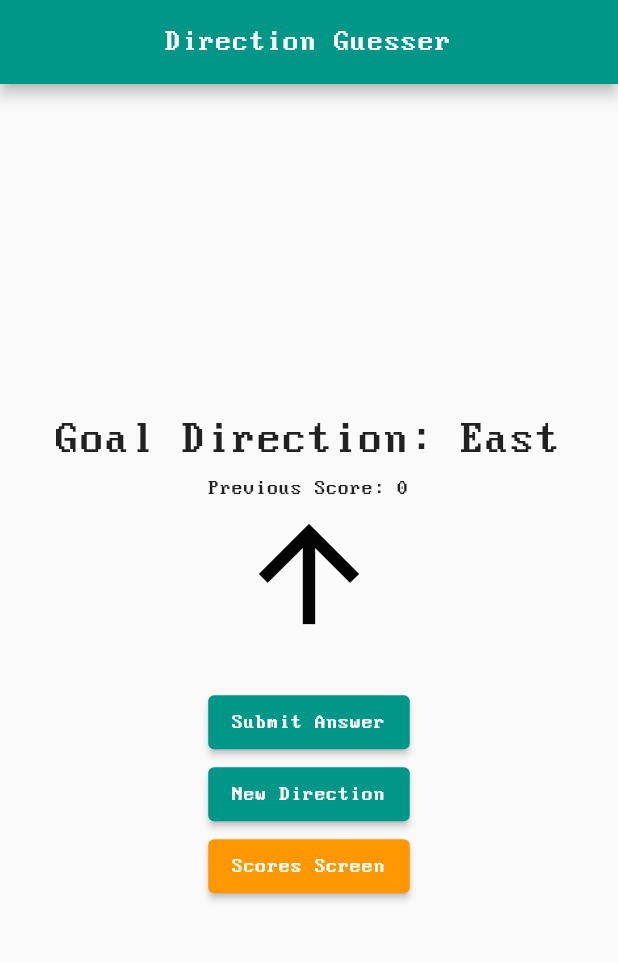
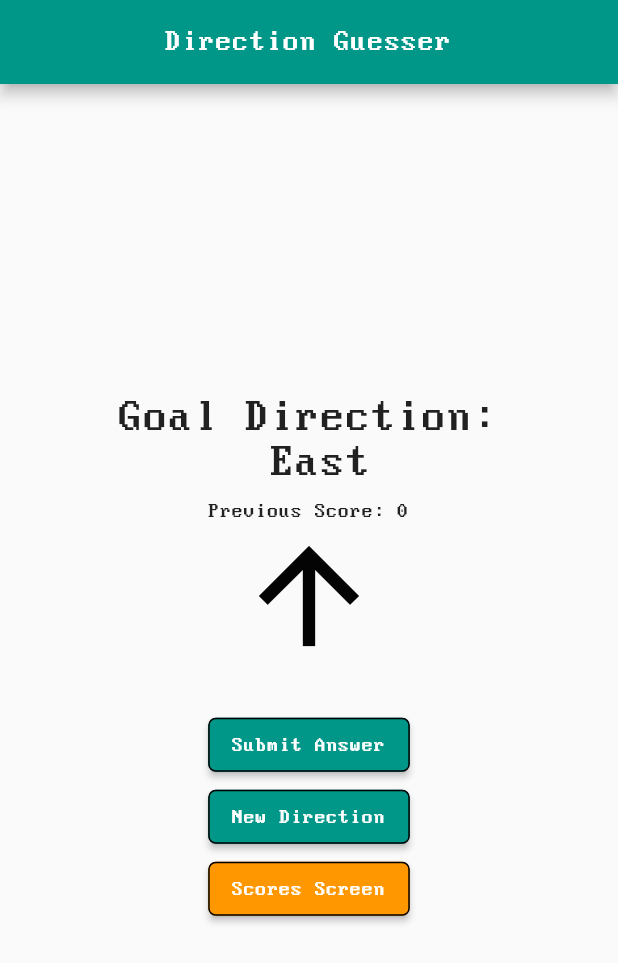
Before and after one commit to ryfuller03/project-3-sensory-overload, a Flutter app: the screen it shows after launch, on a phone screen of 412 x 824 dp. Shown: the top 963 px of the screen. Run offline on Flutter 3.47's test engine with Material 2 defaults, Android fonts, the phone set to English and light mode, and no system bars; our stand-ins replace sensors_plus.

Commit message:
Buttons clearer and direction displays on its own line

```diff
--- a/project_3_sensory_overload/lib/game.dart
+++ b/project_3_sensory_overload/lib/game.dart
@@ -134,7 +134,7 @@ class MyMagnetState extends State<MyMagnet> {
           Padding(
               padding: const EdgeInsets.only(top: 0.0),
               key: const Key("Goal Direction Text"),
-              child: Text("Goal Direction: ${goalDirection.getName()}",
+              child: Text("Goal Direction: \n ${goalDirection.getName()}",
                   style: const TextStyle(fontSize: 30),
                   textAlign: TextAlign.center)),
           Padding(
@@ -156,20 +156,38 @@ class MyMagnetState extends State<MyMagnet> {
               padding: const EdgeInsets.only(top: 25.0),
               child: ElevatedButton(
                   onPressed: showSolution,
-                  style: ElevatedButton.styleFrom(backgroundColor: themeColor),
+                  style: ElevatedButton.styleFrom(
+                    backgroundColor: themeColor,
+                    shape: RoundedRectangleBorder(
+                      side: const BorderSide(color: Colors.black, width: 1),
+                      borderRadius: BorderRadius.circular(5),
+                    ),
+                  ),
                   key: const Key("Submit Answer Button"),
                   child: const Text("Submit Answer"))),
           Padding(
               padding: const EdgeInsets.only(top: 0.0),
               child: ElevatedButton(
                   onPressed: setRandomDirection,
-                  style: ElevatedButton.styleFrom(backgroundColor: themeColor),
+                  style: ElevatedButton.styleFrom(
+                    backgroundColor: themeColor,
+                    shape: RoundedRectangleBorder(
+                      side: const BorderSide(color: Colors.black, width: 1),
+                      borderRadius: BorderRadius.circular(5),
+                    ),
+                  ),
                   key: const Key("New Direction Button"),
                   child: const Text("New Direction"))),
           Padding(
               padding: const EdgeInsets.only(top: 0),
               child: ElevatedButton(
-                style: ElevatedButton.styleFrom(backgroundColor: Colors.orange),
+                style: ElevatedButton.styleFrom(
+                  backgroundColor: Colors.orange,
+                  shape: RoundedRectangleBorder(
+                    side: const BorderSide(color: Colors.black, width: 1),
+                    borderRadius: BorderRadius.circular(5),
+                  ),
+                ),
                 key: const Key("Scores Screen Button"),
                 onPressed: () {
                   Navigator.push(
```
